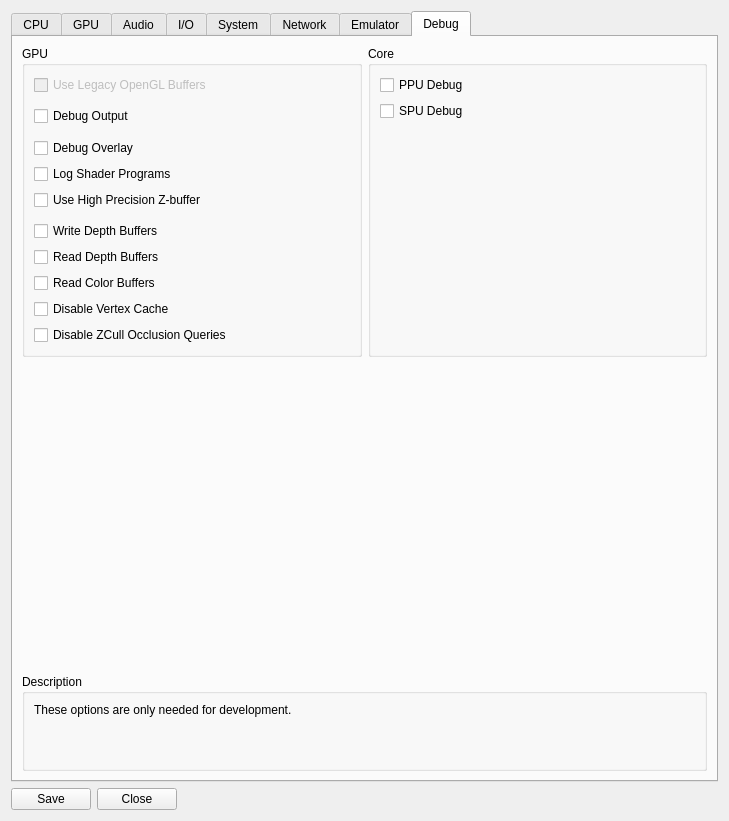
Old version of the form rpcs3/rpcs3qt/settings_dialog.ui in the repository RPCS3/rpcs3.
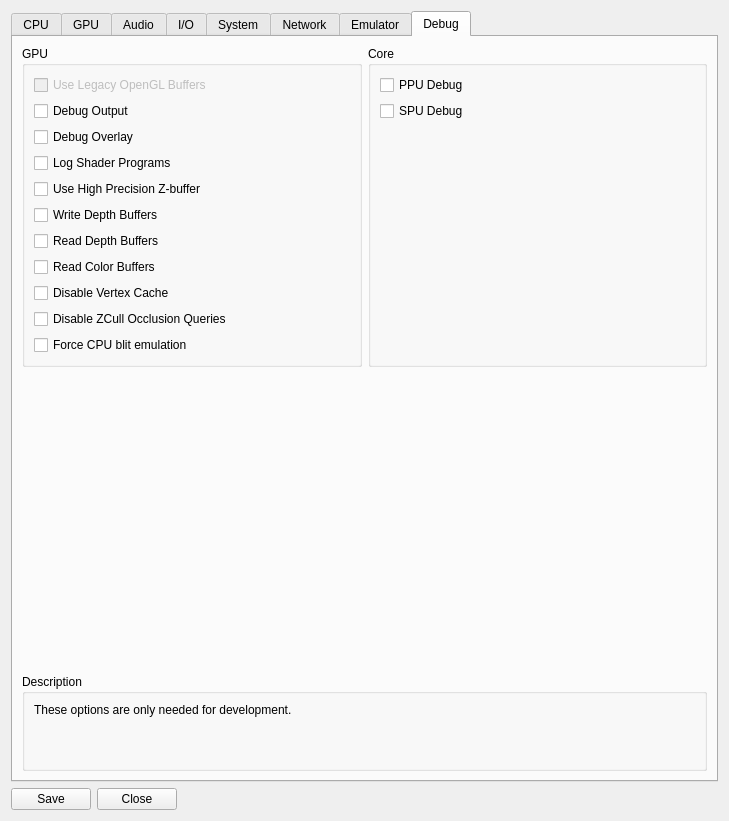
New version of the form. Icons and pictures are not drawn.

Commit message: qt: Add cpu blit emulation override to the debug tab

```diff
--- a/rpcs3/rpcs3qt/settings_dialog.ui
+++ b/rpcs3/rpcs3qt/settings_dialog.ui
@@ -1554,6 +1554,13 @@
               </property>
              </widget>
             </item>
+            <item>
+             <widget class="QCheckBox" name="forceCpuBlitEmulation">
+              <property name="text">
+               <string>Force CPU blit emulation</string>
+              </property>
+             </widget>
+            </item>
            </layout>
           </widget>
          </item>
```
The commit also changes 3 other files.
